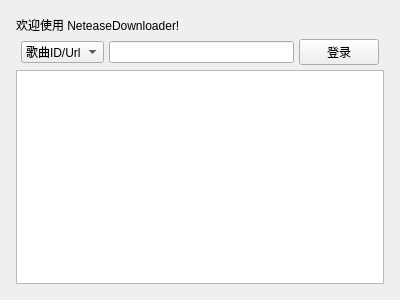
The window that view/home_frame.ui (Cooooldwind/netease-downloader) describes before a commit, drawn with Qt 5.
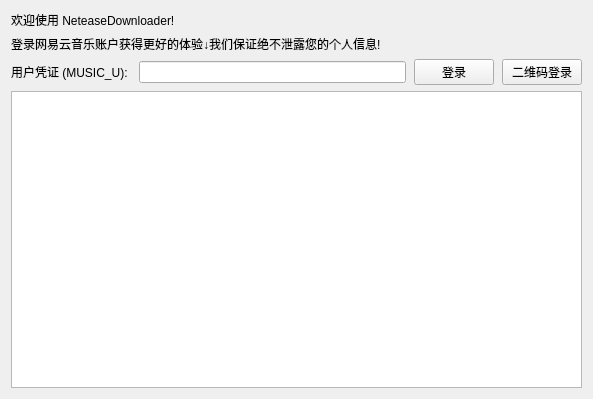
The same window after the commit. Custom widgets are drawn as their Qt base class.

Patch:
```diff
--- a/view/home_frame.ui
+++ b/view/home_frame.ui
@@ -6,8 +6,8 @@
    <rect>
     <x>0</x>
     <y>0</y>
-    <width>400</width>
-    <height>300</height>
+    <width>593</width>
+    <height>399</height>
    </rect>
   </property>
   <property name="sizePolicy">
@@ -19,27 +19,7 @@
   <property name="windowTitle">
    <string>Frame</string>
   </property>
-  <layout class="QHBoxLayout" name="horizontalLayout_2">
-   <item>
-    <layout class="QVBoxLayout" name="verticalLayout">
-     <property name="spacing">
-      <number>5</number>
-     </property>
-     <property name="sizeConstraint">
-      <enum>QLayout::SizeConstraint::SetMinimumSize</enum>
-     </property>
-     <property name="leftMargin">
-      <number>5</number>
-     </property>
-     <property name="topMargin">
-      <number>5</number>
-     </property>
-     <property name="rightMargin">
-      <number>5</number>
-     </property>
-     <property name="bottomMargin">
-      <number>5</number>
-     </property>
+  <layout class="QVBoxLayout" name="verticalLayout_2">
      <item>
       <widget class="TitleLabel" name="WelcomeLabel">
        <property name="sizePolicy">
@@ -53,43 +33,33 @@
        </property>
       </widget>
      </item>
+   <item>
+    <widget class="BodyLabel" name="InfoLabel">
+     <property name="text">
+      <string>登录网易云音乐账户获得更好的体验↓我们保证绝不泄露您的个人信息!</string>
+     </property>
+    </widget>
+   </item>
      <item>
       <layout class="QHBoxLayout" name="horizontalLayout">
        <property name="spacing">
-        <number>5</number>
+      <number>8</number>
        </property>
        <property name="leftMargin">
-        <number>5</number>
+      <number>0</number>
        </property>
        <property name="rightMargin">
-        <number>5</number>
+      <number>0</number>
        </property>
        <item>
-        <widget class="ComboBox" name="SearchTypeComboBox">
-         <item>
+      <widget class="StrongBodyLabel" name="CookieLabel">
           <property name="text">
-           <string>歌曲ID/Url</string>
-          </property>
-         </item>
-         <item>
-          <property name="text">
-           <string>歌单ID/Url</string>
-          </property>
-         </item>
-         <item>
-          <property name="text">
-           <string>搜索歌曲</string>
-          </property>
-         </item>
-         <item>
-          <property name="text">
-           <string>搜索歌单</string>
-          </property>
-         </item>
+        <string>用户凭证 (MUSIC_U): </string>
+       </property>
         </widget>
        </item>
        <item>
-        <widget class="SearchLineEdit" name="SearchKeyLineEdit">
+      <widget class="PasswordLineEdit" name="CookieLineEdit">
          <property name="sizePolicy">
           <sizepolicy hsizetype="Expanding" vsizetype="Fixed">
            <horstretch>0</horstretch>
@@ -105,6 +75,13 @@
          </property>
         </widget>
        </item>
+     <item>
+      <widget class="PushButton" name="QRCodeLoginButton">
+       <property name="text">
+        <string>二维码登录</string>
+       </property>
+      </widget>
+     </item>
       </layout>
      </item>
      <item>
@@ -115,30 +92,38 @@
       </widget>
      </item>
     </layout>
-   </item>
-  </layout>
  </widget>
  <customwidgets>
+  <customwidget>
+   <class>BodyLabel</class>
+   <extends>QLabel</extends>
+   <header>qfluentwidgets</header>
+  </customwidget>
+  <customwidget>
+   <class>StrongBodyLabel</class>
+   <extends>QLabel</extends>
+   <header>qfluentwidgets</header>
+  </customwidget>
   <customwidget>
    <class>TitleLabel</class>
    <extends>QLabel</extends>
    <header>qfluentwidgets</header>
   </customwidget>
-  <customwidget>
-   <class>ComboBox</class>
-   <extends>QComboBox</extends>
-   <header location="global">qfluentwidgets</header>
-  </customwidget>
-  <customwidget>
-   <class>SearchLineEdit</class>
-   <extends>QLineEdit</extends>
-   <header>qfluentwidgets</header>
-  </customwidget>
   <customwidget>
    <class>PushButton</class>
    <extends>QPushButton</extends>
    <header location="global">qfluentwidgets</header>
   </customwidget>
+  <customwidget>
+   <class>PrimaryPushButton</class>
+   <extends>QPushButton</extends>
+   <header>qfluentwidgets</header>
+  </customwidget>
+  <customwidget>
+   <class>PasswordLineEdit</class>
+   <extends>QLineEdit</extends>
+   <header>qfluentwidgets</header>
+  </customwidget>
  </customwidgets>
  <resources/>
  <connections/>
```
Left out of the diff: 2 changed lines with no effect on the pictures. Lines whose indentation alone changed are shown as unchanged.
